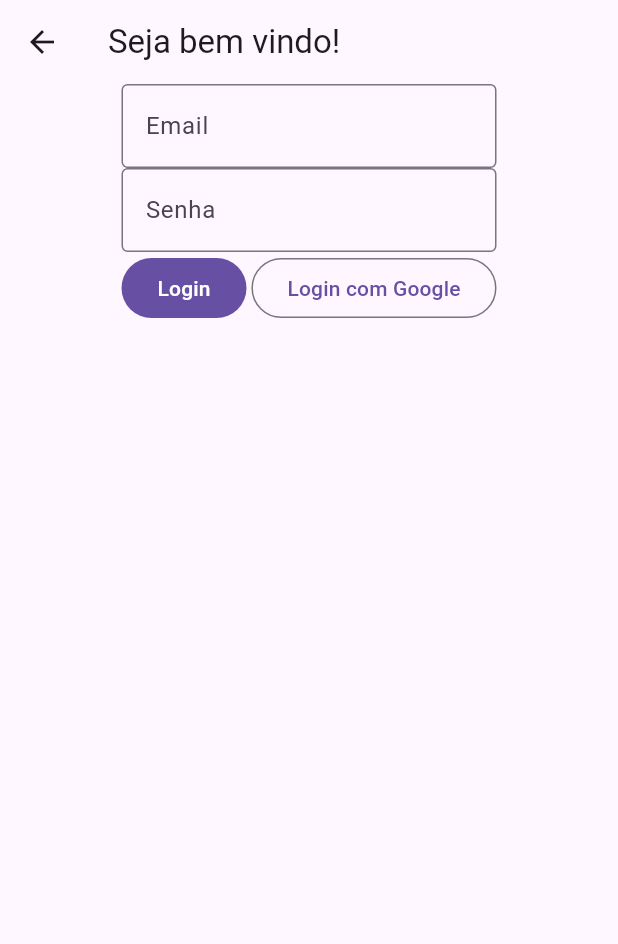
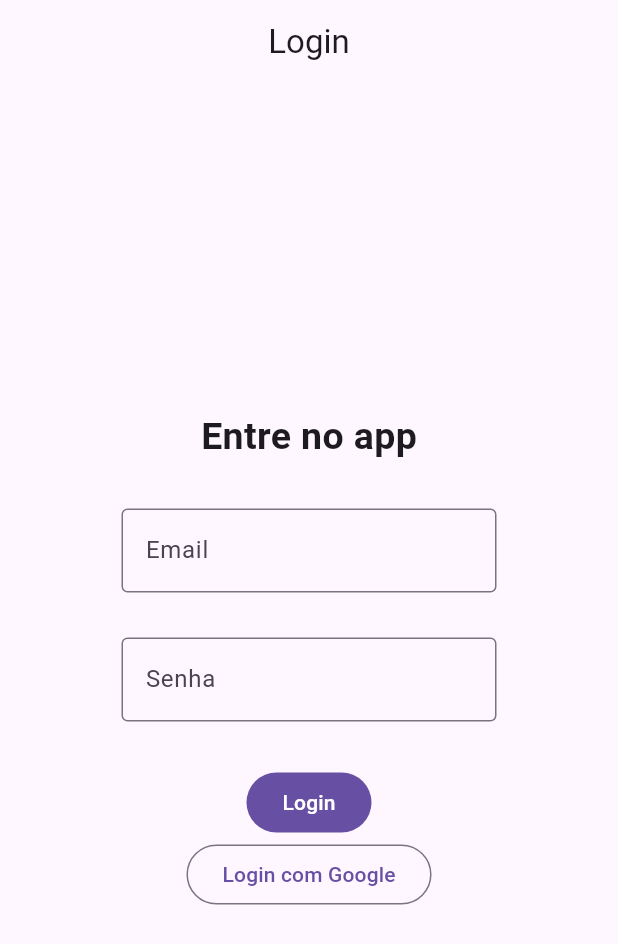
Before and after one commit to FabioMiguelNascimento/echoTrack, a Flutter app: the LoginPage screen opened directly, on a phone screen of 412 x 824 dp. Shown: the top 944 px of the screen. Run offline on Flutter 3.47's test engine with Material 3 defaults, Android fonts, the phone set to English and light mode, and no system bars.

Commit message:
add: Página de login estilizada

```diff
--- a/lib/pages/login.pages.dart
+++ b/lib/pages/login.pages.dart
@@ -1,29 +1,47 @@
 import 'package:flutter/material.dart';
 
-class LoginPage extends StatelessWidget{
+class LoginPage extends StatelessWidget {
   const LoginPage({super.key});
 
   @override
   Widget build(BuildContext context) {
     return Scaffold(
-      appBar: AppBar(title: const Text("Seja bem vindo!")),
+      appBar: AppBar(centerTitle: true, title: const Text("Login")),
       body: Center(
         child: SizedBox(
           width: 250,
           child: Column(
+            spacing: 30,
+            mainAxisAlignment: MainAxisAlignment.center,
             children: <Widget>[
+              Text(
+                "Entre no app",
+                style: TextStyle(fontSize: 25, fontWeight: FontWeight.bold),
+              ),
               TextField(
-                decoration: InputDecoration(border: OutlineInputBorder(), labelText: "Email"),
+                decoration: InputDecoration(
+                  border: OutlineInputBorder(),
+                  labelText: "Email",
+                ),
               ),
               TextField(
                 obscureText: true,
-                decoration: InputDecoration(border: OutlineInputBorder(), labelText: "Senha"),
+                decoration: InputDecoration(
+                  border: OutlineInputBorder(),
+                  labelText: "Senha",
+                ),
               ),
-              Row(
+              Column(
                 mainAxisAlignment: MainAxisAlignment.spaceBetween,
                 children: <Widget>[
-                  FilledButton(onPressed: () {}, child: const Text("Login")),
-                  OutlinedButton(onPressed: () {}, child: const Text("Login com Google"))
+                  FilledButton(
+                    onPressed: () {},
+                    child: const Text("Login"),
+                  ),
+                  OutlinedButton(
+                    onPressed: () {},
+                    child: const Text("Login com Google"),
+                  ),
                 ],
               ),
             ],
```
Also changed, not shown: lib/main.dart (+2 -7 lines).
